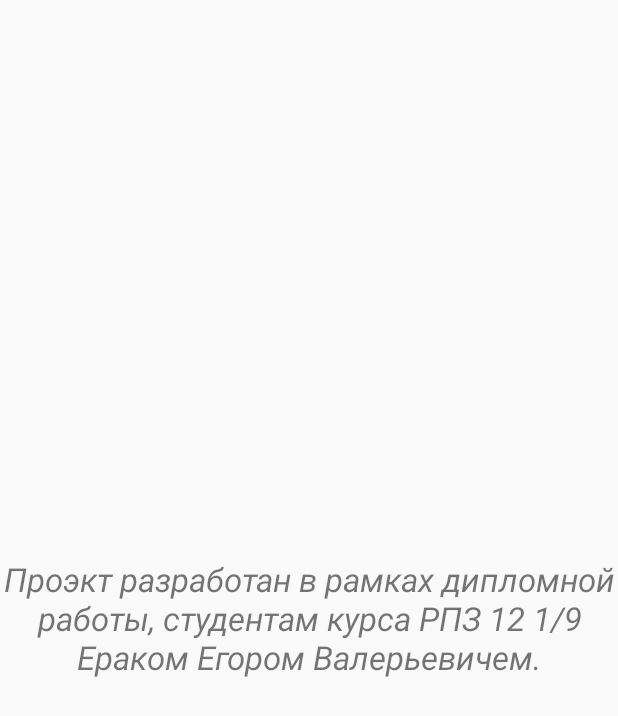
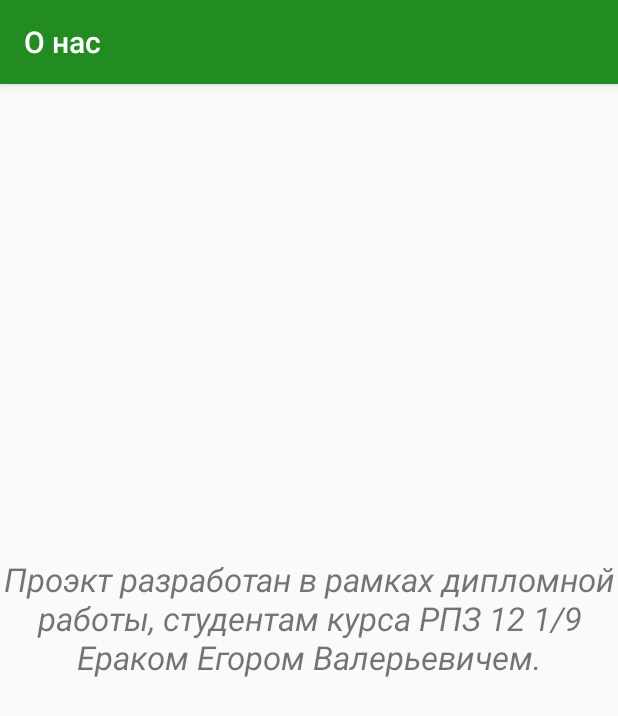
Before and after one commit to Rubykus/Diplom, an Android app: the AboutUs screen opened directly, with no data from a screen before it, on a phone screen of 412 x 824 dp. Shown: the top 716 px of the screen. Run offline under Robolectric (Android 15) with nearby library versions, the phone set to English and light mode, and no system bars.

Commit message:
final commit

```diff
--- a/app/build.gradle
+++ b/app/build.gradle
@@ -27,4 +27,5 @@ dependencies {
     compile 'com.pkmmte.view:circularimageview:1.1'
     compile 'com.google.code.gson:gson:2.6.2'
     compile 'com.google.android.gms:play-services-appindexing:8.1.0'
+    compile 'com.itextpdf:itextg:5.5.9'
 }
--- a/app/src/main/java/com/rubykus/hats/AboutUs.java
+++ b/app/src/main/java/com/rubykus/hats/AboutUs.java
@@ -4,17 +4,23 @@ import android.app.Activity;
 import android.net.Uri;
 import android.os.Bundle;
 import android.os.Environment;
+import android.support.v7.app.AppCompatActivity;
+import android.support.v7.widget.Toolbar;
 import android.widget.ImageView;
 import android.widget.TextView;
 import android.widget.Toast;
 
-public class AboutUs extends Activity {
+public class AboutUs extends AppCompatActivity {
     @Override
     protected void onCreate(Bundle savedInstanceState) {
         super.onCreate(savedInstanceState);
         setContentView(R.layout.about_us);
+        Toolbar toolbar = (Toolbar) findViewById(R.id.toolbar);
+        setSupportActionBar(toolbar);
+        getSupportActionBar().setTitle(R.string.about_us);
         TextView about = (TextView)findViewById(R.id.about);
         String text = "Проэкт разработан в рамках дипломной работы, студентам курса РПЗ 12 1/9 Ераком Егором Валерьевичем.";
         about.setText(text);
     }
+
 }
--- a/app/src/main/res/layout/about_us.xml
+++ b/app/src/main/res/layout/about_us.xml
@@ -2,6 +2,31 @@
 <RelativeLayout xmlns:android="http://schemas.android.com/apk/res/android"
     android:layout_width="match_parent"
     android:layout_height="match_parent">
+    <android.support.design.widget.CoordinatorLayout xmlns:android="http://schemas.android.com/apk/res/android"
+        xmlns:app="http://schemas.android.com/apk/res-auto"
+        xmlns:tools="http://schemas.android.com/tools"
+        android:layout_width="match_parent"
+        android:layout_height="match_parent"
+        android:fitsSystemWindows="true"
+        android:id="@+id/CoordinatorLayout"
+        tools:context=".SingleGood">
+
+        <android.support.design.widget.AppBarLayout
+            android:layout_width="match_parent"
+            android:layout_height="wrap_content"
+            android:theme="@style/AppTheme.AppBarOverlay">
+
+            <android.support.v7.widget.Toolbar
+                android:id="@+id/toolbar"
+                android:layout_width="match_parent"
+                android:layout_height="?attr/actionBarSize"
+                android:background="@color/colorGreenMain"
+                app:popupTheme="@style/AppTheme.PopupOverlay" />
+
+        </android.support.design.widget.AppBarLayout>
+
+    </android.support.design.widget.CoordinatorLayout>
+
     <TextView
         android:layout_width="wrap_content"
         android:layout_height="wrap_content"
--- a/app/src/main/res/layout/dialog_sale.xml
+++ b/app/src/main/res/layout/dialog_sale.xml
@@ -31,6 +31,6 @@
         android:layout_marginLeft="4dp"
         android:layout_marginRight="4dp"
         android:layout_marginBottom="16dp"
-        android:text="@string/card"
+        android:text="@string/basket"
         android:layout_gravity="center_horizontal"/>
 </LinearLayout>
--- a/app/src/main/res/layout/start_activity.xml
+++ b/app/src/main/res/layout/start_activity.xml
@@ -84,7 +84,7 @@
     <TextView
         android:layout_width="wrap_content"
         android:layout_height="wrap_content"
-        android:text="@string/card"
+        android:text="@string/basket"
         android:id="@+id/textCheck"
         android:layout_below="@+id/imageCard"
         android:layout_marginLeft="83dp" />
--- a/app/src/main/res/menu/activity_main_drawer.xml
+++ b/app/src/main/res/menu/activity_main_drawer.xml
@@ -12,7 +12,7 @@
             android:icon="@drawable/goods"/>
         <item
             android:id="@+id/card"
-            android:title="@string/card"
+            android:title="@string/basket"
             android:icon="@drawable/card"/>
         <item
             android:id="@+id/sales"
--- a/app/src/main/res/values/strings.xml
+++ b/app/src/main/res/values/strings.xml
@@ -19,8 +19,8 @@
     <string name="cat_name">Название категории</string>
     <string name="new_cat">Новая категория</string>
     <!--card-->
-    <string name="card">Корзина</string>
-    <string name="empty_card">Пустая корзина</string>
+    <string name="basket">Корзина</string>
+    <string name="empty_basket">Пустая корзина</string>
     <!--sale-->
     <string name="new_sale">Новая продажа</string>
     <string name="good_name_for_sale">Название товара</string>
@@ -42,6 +42,6 @@
     <string name="cost">Стоимость</string>
     <string name="cancle">Отмена</string>
     <string name="error_validations">Неправильно введены данные</string>
-    <string name="add_to_card">В корзину</string>
+    <string name="add_to_basket">В корзину</string>
 
 </resources>
--- a/app/src/main/res/values/styles.xml
+++ b/app/src/main/res/values/styles.xml
@@ -3,8 +3,7 @@
     <!-- Base application theme. -->
     <style name="AppTheme" parent="Theme.AppCompat.Light.DarkActionBar">
         <!-- Customize your theme here. -->
-        <item name="colorPrimary">@color/colorPrimary</item>
-        <item name="colorPrimaryDark">@color/colorPrimaryDark</item>
+
         <item name="colorAccent">@color/colorAccent</item>
     </style>
 
```
Also changed, not shown: app/src/main/java/com/rubykus/hats/Basket.java (+5 -15 lines), app/src/main/java/com/rubykus/hats/Good.java (+132 -0 lines), app/src/main/java/com/rubykus/hats/Sale.java (+90 -9 lines), app/src/main/java/com/rubykus/hats/SingleGood.java (+3 -6 lines).
